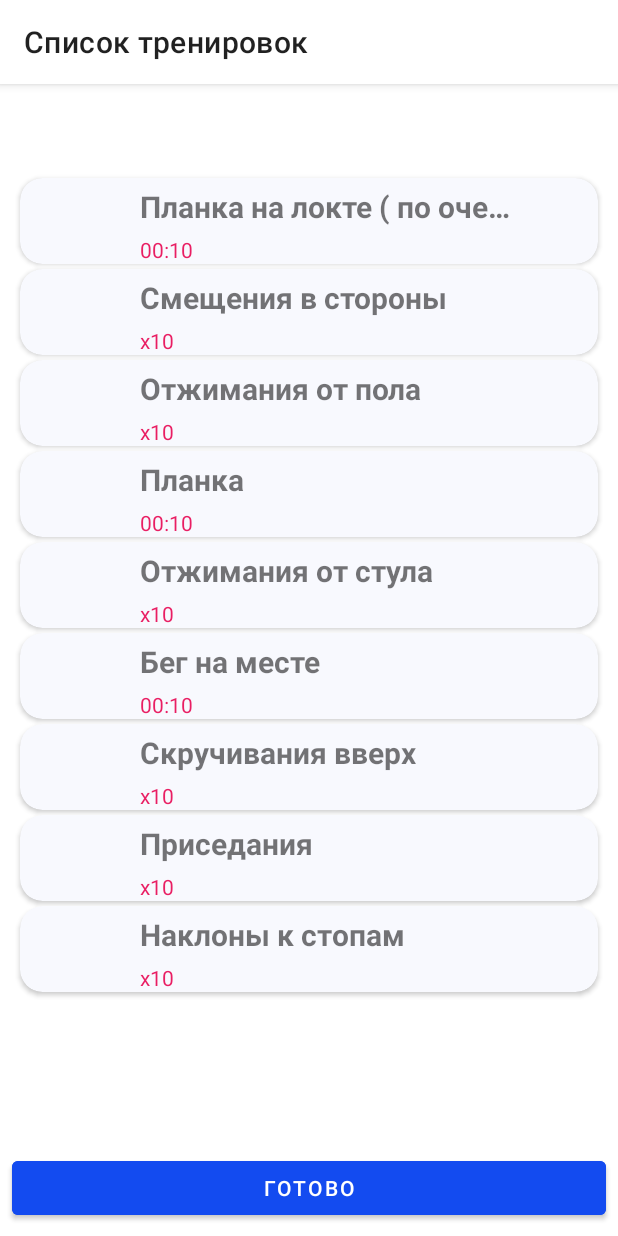
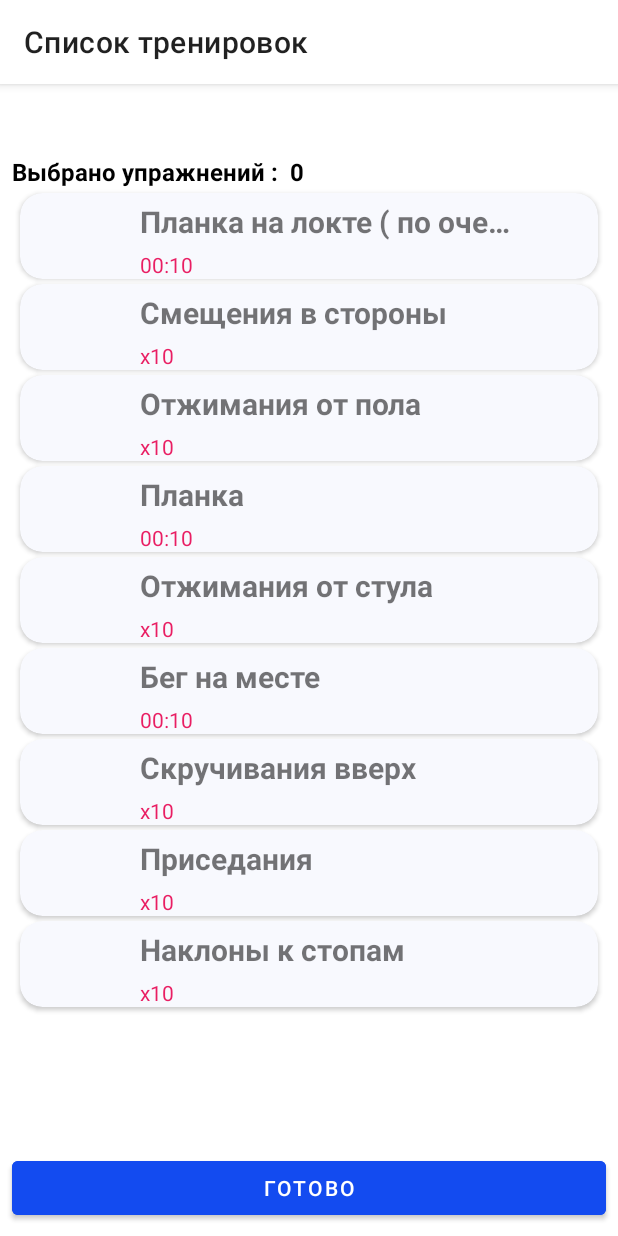
Before and after one commit to Evgen1994-McD/FitnessApp, an Android app built with Jetpack Compose: the ChooseExercisesFragment screen opened through its navigation route, on a phone screen of 412 x 824 dp. Run offline under Robolectric (Android 15) with nearby library versions, the phone set to English and light mode, and no system bars; our stand-ins replace Dagger/Hilt's generated code, Room's generated code, navigation-ui; libraries missing offline, so code that uses them is left out: com.dotlottie.dlplayer, pl.droidsonroids.gif; 1 statement that could not run was skipped.

Commit message:
Урок 74 Добавили счетчики

```diff
--- a/app/src/main/java/com/example/fitnessapp/customTraining/adapter/CustomDaysAdapter.kt
+++ b/app/src/main/java/com/example/fitnessapp/customTraining/adapter/CustomDaysAdapter.kt
@@ -24,7 +24,7 @@ class CustomDaysAdapter(var listener: Listener) :
                     root.context.getString(R.string.day) + " " + "${adapterPosition + 1}"   // через контекст !binding! получили доступ к ресурсам и собрали строку из
                 tvName.text = name
                 val exCounter =
-                    ((day.exercises.split(",").size)-1).toString() // мы передали сюда day. А там есть строка exercices. Мы сейчас её разделим по символу и получим массив. c
+                    ((day.exercises.split(",").size)).toString() // мы передали сюда day. А там есть строка exercices. Мы сейчас её разделим по символу и получим массив. c
                 tvCounter.text = if (day.exercises.isEmpty()) {
                      "0 " + root.context.getString(R.string.exercises)
                 } else {
--- a/app/src/main/java/com/example/fitnessapp/customTraining/chooseExercises/ui/ChooseExercisesFragment.kt
+++ b/app/src/main/java/com/example/fitnessapp/customTraining/chooseExercises/ui/ChooseExercisesFragment.kt
@@ -84,6 +84,9 @@ class ChooseExercisesFragment : Fragment(), ChooseExercisesAdapter.Listener {
         if (exercise.id!= -1) {
             newExercises += ",${exercise.id}"
         }
+        val count = newExercises.split(",").size - 1
+        val choosenCounterText = "Выбрано упражнений : $count"
+        _binding.tvChoosenExCounter.text = choosenCounterText
         Snackbar.make(_binding.rcView, "Exercise ${exercise.name} added", Snackbar.LENGTH_SHORT).show()
     }
 
--- a/app/src/main/java/com/example/fitnessapp/customTraining/selectedExerciseList/ui/SelectedExerciseListFragment.kt
+++ b/app/src/main/java/com/example/fitnessapp/customTraining/selectedExerciseList/ui/SelectedExerciseListFragment.kt
@@ -61,7 +61,10 @@ _binding.textEmpty.visibility = if(list.isEmpty()){
     View.VISIBLE
 } else {
     View.GONE
+
 }
+            val count = "Количество упражнений: ${list.size}"
+            _binding.tvExCount.text = count
             adapter.submitList(list)
         }
     }
--- a/app/src/main/java/com/example/fitnessapp/customTraining/selectedExerciseList/ui/SelectedExerciseListViewModel.kt
+++ b/app/src/main/java/com/example/fitnessapp/customTraining/selectedExerciseList/ui/SelectedExerciseListViewModel.kt
@@ -29,9 +29,12 @@ private var dayModel: DayModel? = null
     }
 
     fun updateDay(exercises: String) = viewModelScope.launch {
+        val tempExercises = exercises.replaceFirst(",", "")
         mainDb.daysDao.insertDay(
             dayModel?.copy(
-                exercises = exercises
+                doneExerciseCounter = 0,
+                isDone = false,
+                exercises = tempExercises
             )!!)
     }
 }
--- a/app/src/main/res/layout/fragment_choose_exercises.xml
+++ b/app/src/main/res/layout/fragment_choose_exercises.xml
@@ -25,12 +25,22 @@
         android:layout_width="0dp"
         android:layout_height="0dp"
         android:layout_marginHorizontal="8dp"
-        android:layout_marginTop="115dp"
+        android:layout_marginTop="125dp"
         app:layout_constraintBottom_toTopOf="@+id/doneButton"
         app:layout_constraintEnd_toEndOf="parent"
         app:layout_constraintStart_toStartOf="parent"
         app:layout_constraintTop_toTopOf="parent" />
 
+    <TextView
+        android:id="@+id/tvChoosenExCounter"
+        android:layout_width="wrap_content"
+        android:layout_height="wrap_content"
+        android:text="Выбрано упражнений :  0"
+        android:textColor="@color/black"
+        android:textSize="16sp"
+        android:textStyle="bold"
+        app:layout_constraintBottom_toTopOf="@+id/rcView"
+        app:layout_constraintStart_toStartOf="@+id/rcView" />
 
 
 </androidx.constraintlayout.widget.ConstraintLayout>
```
Also changed, not shown: app/src/main/java/com/example/fitnessapp/customTraining/chooseExercises/ui/ChooseExercisesViewModel.kt (+6 -1 lines), app/src/main/res/layout/fragment_selected_exercise_list.xml (+12 -1 lines).
